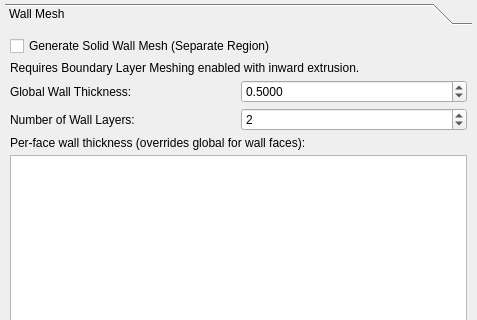
Qt form Code/Source/sv4gui/Plugins/org.sv.gui.qt.meshing/sv4gui_MeshEdit.ui (halfmoon0109/SimVascular) before a commit; both pictures show x 0 to 477 and y 316 to 636 of the 477 by 795 pixel window.
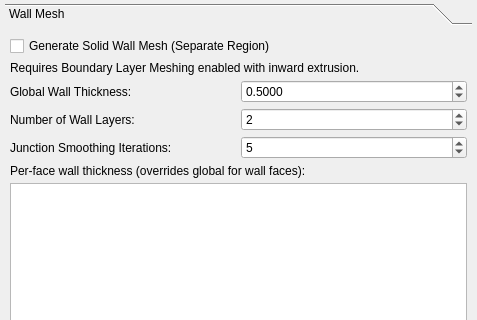
The same form after that commit. The open tabs and pages were chosen to show the change. Custom widgets are drawn as their Qt base class.

Diff of the .ui file:
```diff
--- a/Code/Source/sv4gui/Plugins/org.sv.gui.qt.meshing/sv4gui_MeshEdit.ui
+++ b/Code/Source/sv4gui/Plugins/org.sv.gui.qt.meshing/sv4gui_MeshEdit.ui
@@ -2086,6 +2086,50 @@
                </layout>
               </widget>
              </item>
+             <item>
+              <widget class="QWidget" name="widget_wallSmoothing" native="true">
+               <layout class="QHBoxLayout" name="horizontalLayout_wallSmoothing">
+                <property name="spacing">
+                 <number>5</number>
+                </property>
+                <property name="leftMargin">
+                 <number>0</number>
+                </property>
+                <property name="topMargin">
+                 <number>0</number>
+                </property>
+                <property name="rightMargin">
+                 <number>0</number>
+                </property>
+                <property name="bottomMargin">
+                 <number>0</number>
+                </property>
+                <item>
+                 <widget class="QLabel" name="label_wallSmoothing">
+                  <property name="text">
+                   <string>Junction Smoothing Iterations:</string>
+                  </property>
+                 </widget>
+                </item>
+                <item>
+                 <widget class="QSpinBox" name="sbWallSmoothingT">
+                  <property name="toolTip">
+                   <string>&lt;html&gt;&lt;head/&gt;&lt;body&gt;&lt;p&gt;Number of smoothing iterations applied to the wall thickness values so the thickness transitions gradually where faces with different thicknesses meet. Set to 0 to disable smoothing.&lt;/p&gt;&lt;/body&gt;&lt;/html&gt;</string>
+                  </property>
+                  <property name="minimum">
+                   <number>0</number>
+                  </property>
+                  <property name="maximum">
+                   <number>50</number>
+                  </property>
+                  <property name="value">
+                   <number>5</number>
+                  </property>
+                 </widget>
+                </item>
+               </layout>
+              </widget>
+             </item>
              <item>
               <widget class="QLabel" name="label_wallThicknessTable">
                <property name="text">
```
